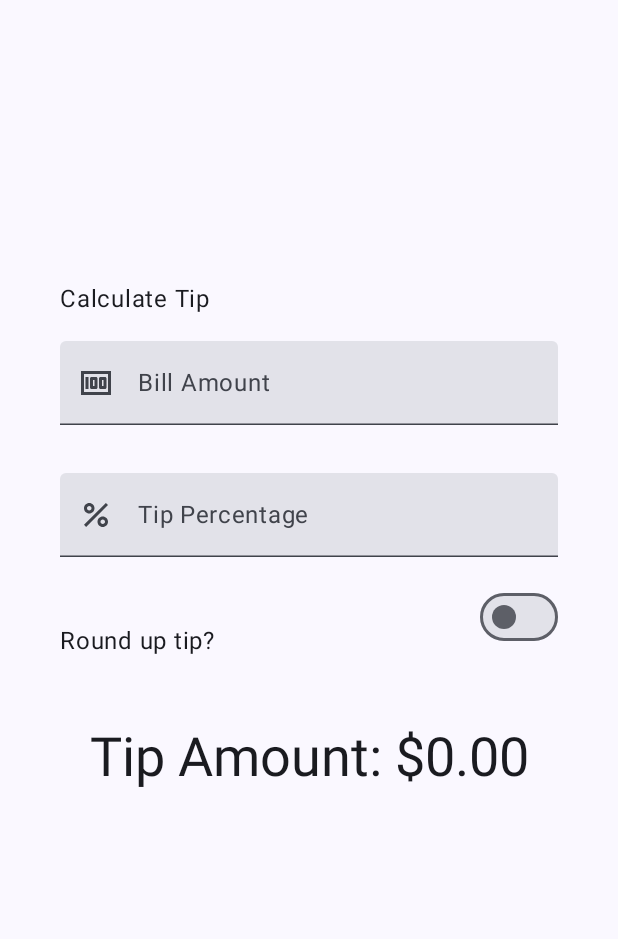
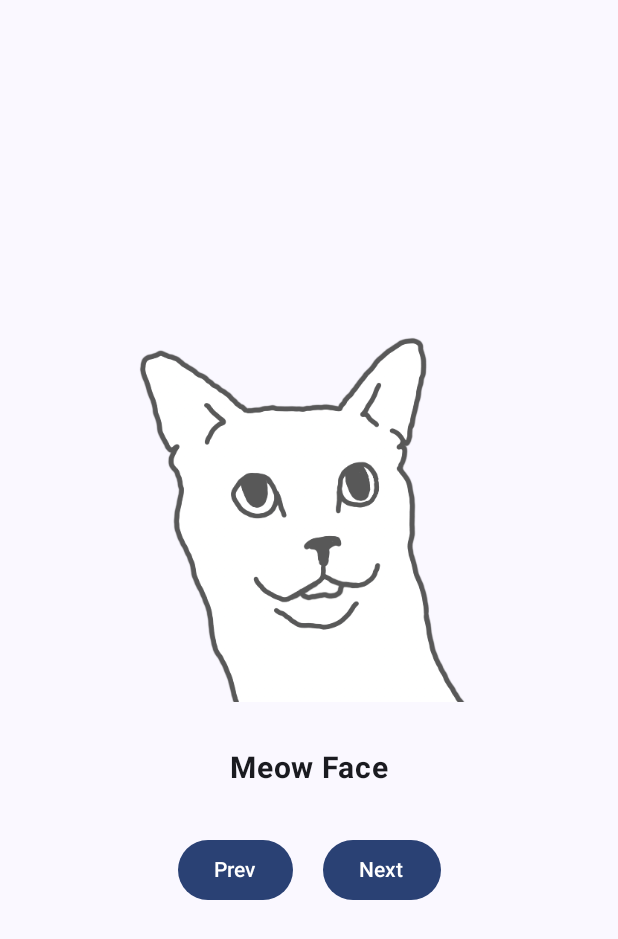
Before and after one commit to donna6355/study_kotlin, an Android app built with Jetpack Compose: the screen it shows after launch (MainActivity), on a phone screen of 412 x 824 dp. Shown: the top 939 px of the screen. Run offline under Robolectric (Android 15) with nearby library versions, the phone set to English and light mode, and no system bars.

Commit message:
[add] art space tutorial

```diff
--- a/tipCalculator/app/src/main/java/com/donna6355/tipcalculator/MainActivity.kt
+++ b/tipCalculator/app/src/main/java/com/donna6355/tipcalculator/MainActivity.kt
@@ -5,10 +5,13 @@ import androidx.activity.ComponentActivity
 import androidx.activity.compose.setContent
 import androidx.annotation.DrawableRes
 import androidx.annotation.StringRes
+import androidx.compose.foundation.Image
 import androidx.compose.foundation.layout.Arrangement
+import androidx.compose.foundation.layout.Box
 import androidx.compose.foundation.layout.Column
 import androidx.compose.foundation.layout.Row
 import androidx.compose.foundation.layout.Spacer
+import androidx.compose.foundation.layout.fillMaxHeight
 import androidx.compose.foundation.layout.fillMaxSize
 import androidx.compose.foundation.layout.fillMaxWidth
 import androidx.compose.foundation.layout.height
@@ -16,10 +19,12 @@ import androidx.compose.foundation.layout.padding
 import androidx.compose.foundation.layout.safeDrawingPadding
 import androidx.compose.foundation.layout.size
 import androidx.compose.foundation.layout.statusBarsPadding
+import androidx.compose.foundation.layout.width
 import androidx.compose.foundation.layout.wrapContentWidth
 import androidx.compose.foundation.rememberScrollState
 import androidx.compose.foundation.text.KeyboardOptions
 import androidx.compose.foundation.verticalScroll
+import androidx.compose.material3.Button
 import androidx.compose.material3.Icon
 import androidx.compose.material3.MaterialTheme
 import androidx.compose.material3.Surface
@@ -28,6 +33,7 @@ import androidx.compose.material3.Text
 import androidx.compose.material3.TextField
 import androidx.compose.runtime.Composable
 import androidx.compose.runtime.getValue
+import androidx.compose.runtime.mutableIntStateOf
 import androidx.compose.runtime.mutableStateOf
 import androidx.compose.runtime.remember
 import androidx.compose.runtime.setValue
@@ -35,10 +41,12 @@ import androidx.compose.ui.Alignment
 import androidx.compose.ui.Modifier
 import androidx.compose.ui.res.painterResource
 import androidx.compose.ui.res.stringResource
+import androidx.compose.ui.text.font.FontWeight
 import androidx.compose.ui.text.input.ImeAction
 import androidx.compose.ui.text.input.KeyboardType
 import androidx.compose.ui.tooling.preview.Preview
 import androidx.compose.ui.unit.dp
+import androidx.compose.ui.unit.sp
 import com.donna6355.tipcalculator.ui.theme.TIpCalculatorTheme
 import org.jetbrains.annotations.VisibleForTesting
 import java.text.NumberFormat
@@ -52,8 +60,10 @@ class MainActivity : ComponentActivity() {
                 Surface(
                     modifier = Modifier.fillMaxSize()
                 ) {
-                    TipLayout()
+//                    TipLayout()
+                    ArtSpaceLayout()
                 }
+
             }
         }
     }
@@ -183,8 +193,94 @@ fun RoundTheTipRow(
     }
 }
 
+//@Preview(showSystemUi = true)
+//@Composable
+//fun TipLayoutPreview() {
+//    TipLayout()
+//}
+
+@Composable
+fun ArtSpaceLayout() {
+    var currentIdx by remember { mutableIntStateOf(0) }
+    val image = when (currentIdx) {
+        0 -> R.drawable.meow
+        1 -> R.drawable.zzz
+        else -> R.drawable.analyze_meow
+    }
+    val title = when (currentIdx) {
+        0 -> R.string.meow
+        1 -> R.string.zzz
+        else -> R.string.analyze_meow
+    }
+
+    Column(
+        modifier = Modifier
+            .statusBarsPadding()
+            .padding(horizontal = 40.dp)
+            .safeDrawingPadding()
+            .fillMaxHeight(),
+        horizontalAlignment = Alignment.CenterHorizontally,
+        verticalArrangement = Arrangement.Center
+    ) {
+        CatPicture(image)
+        CatName(title)
+        SelectButton(
+            onPrevClicked = { if (currentIdx > 0) currentIdx -= 1 else currentIdx = 2 },
+            onNextClicked = { if (currentIdx > 1) currentIdx = 0 else currentIdx += 1 },
+        )
+    }
+
+}
+
+@Composable
+fun CatPicture(
+    @DrawableRes img: Int,
+    modifier: Modifier = Modifier
+) {
+    Image(
+        painter = painterResource(img),
+        contentDescription = null,
+        modifier = Modifier
+            .fillMaxWidth()
+            .height(248.dp)
+    )
+}
+
+@Composable
+fun CatName(
+    @StringRes title: Int,
+    modifier: Modifier = Modifier
+) {
+    Text(
+        text = stringResource(title),
+        fontWeight = FontWeight.Bold,
+        fontSize = 20.sp,
+        modifier = Modifier.padding(vertical = 32.dp)
+    )
+}
+
+@Composable
+fun SelectButton(
+    onPrevClicked: () -> Unit,
+    onNextClicked: () -> Unit,
+    modifier: Modifier = Modifier
+) {
+    Row {
+        Button(
+            onClick = onPrevClicked,
+        ) {
+            Text("Prev")
+        }
+        Spacer(modifier = Modifier.width(20.dp))
+        Button(onClick = onNextClicked) {
+            Text("Next")
+        }
+    }
+}
+
+
+@Composable
 @Preview(showSystemUi = true)
-@Composable
-fun TipLayoutPreview() {
-    TipLayout()
+fun ArtSpacePreview() {
+    ArtSpaceLayout()
 }
--- a/tipCalculator/app/src/main/res/values/strings.xml
+++ b/tipCalculator/app/src/main/res/values/strings.xml
@@ -5,4 +5,7 @@
     <string name="how_was_the_service">Tip Percentage</string>
     <string name="round_up_tip">Round up tip?</string>
     <string name="bill_amount">Bill Amount</string>
+    <string name="meow">Meow Face</string>
+    <string name="zzz">Meow zzz</string>
+    <string name="analyze_meow">Meow Mood</string>
 </resources>
```
Also changed, not shown: tipCalculator/app/src/main/res/drawable-nodpi/analyze_meow.png (added), tipCalculator/app/src/main/res/drawable-nodpi/meow.png (added), tipCalculator/app/src/main/res/drawable-nodpi/zzz.png (added).
